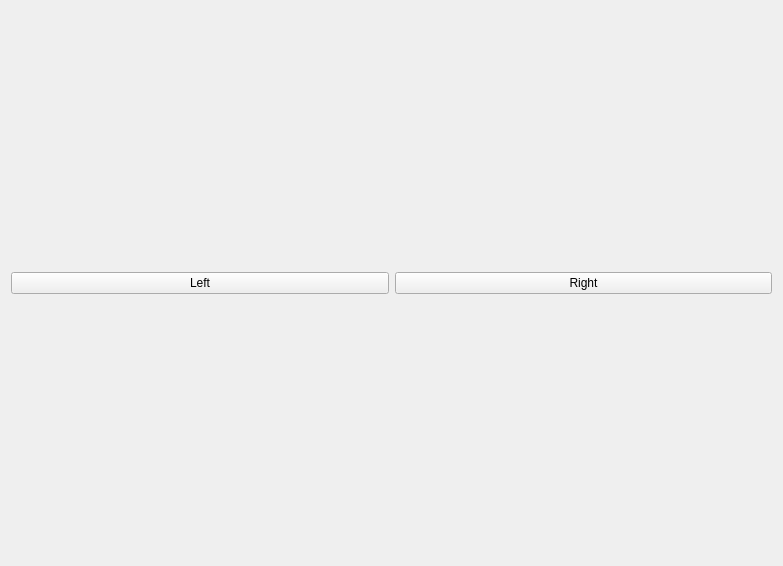
Before: the Qt Designer form motorcontrol.ui in CMIDnavigation/Test, drawn with Qt 5.
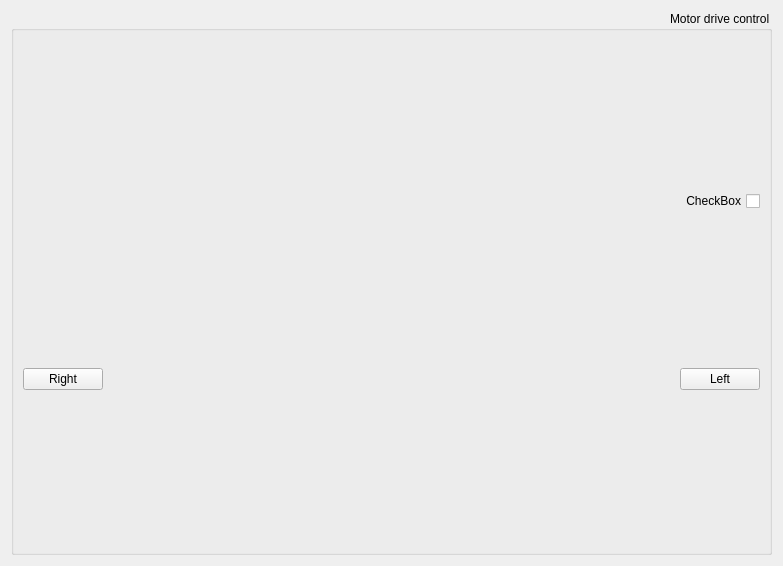
After: the same form once the commit is applied.

The edit to the form file:
```diff
--- a/motorcontrol.ui
+++ b/motorcontrol.ui
@@ -15,17 +15,53 @@
   </property>
   <layout class="QHBoxLayout" name="horizontalLayout">
    <item>
+    <widget class="QGroupBox" name="groupBox">
+     <property name="layoutDirection">
+      <enum>Qt::RightToLeft</enum>
+     </property>
+     <property name="title">
+      <string>Motor drive control</string>
+     </property>
+     <layout class="QVBoxLayout" name="verticalLayout">
+      <item>
+       <widget class="QCheckBox" name="checkBox">
+        <property name="text">
+         <string>CheckBox</string>
+        </property>
+       </widget>
+      </item>
+      <item>
+       <layout class="QHBoxLayout" name="horizontalLayout_2">
+        <item>
     <widget class="QPushButton" name="btnLeft">
      <property name="text">
       <string>Left</string>
      </property>
     </widget>
    </item>
+        <item>
+         <spacer name="horizontalSpacer">
+          <property name="orientation">
+           <enum>Qt::Horizontal</enum>
+          </property>
+          <property name="sizeHint" stdset="0">
+           <size>
+            <width>40</width>
+            <height>20</height>
+           </size>
+          </property>
+         </spacer>
+        </item>
    <item>
     <widget class="QPushButton" name="btnRight">
      <property name="text">
       <string>Right</string>
      </property>
+         </widget>
+        </item>
+       </layout>
+      </item>
+     </layout>
     </widget>
    </item>
   </layout>
```
Lines whose indentation alone changed are shown as unchanged.
